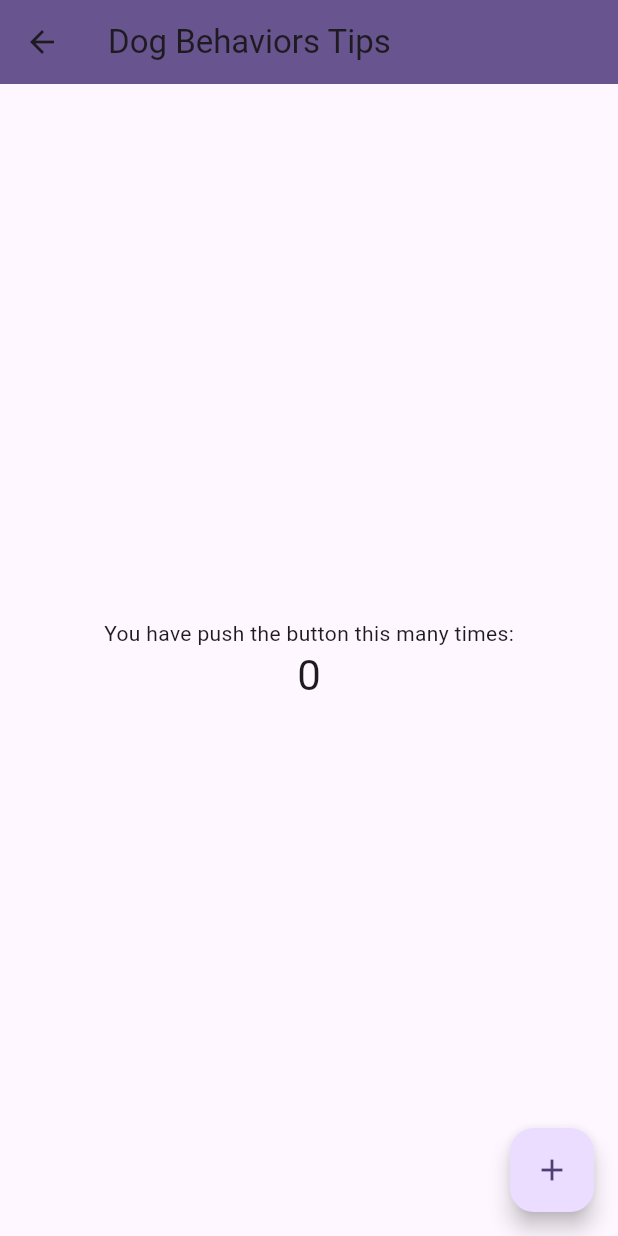
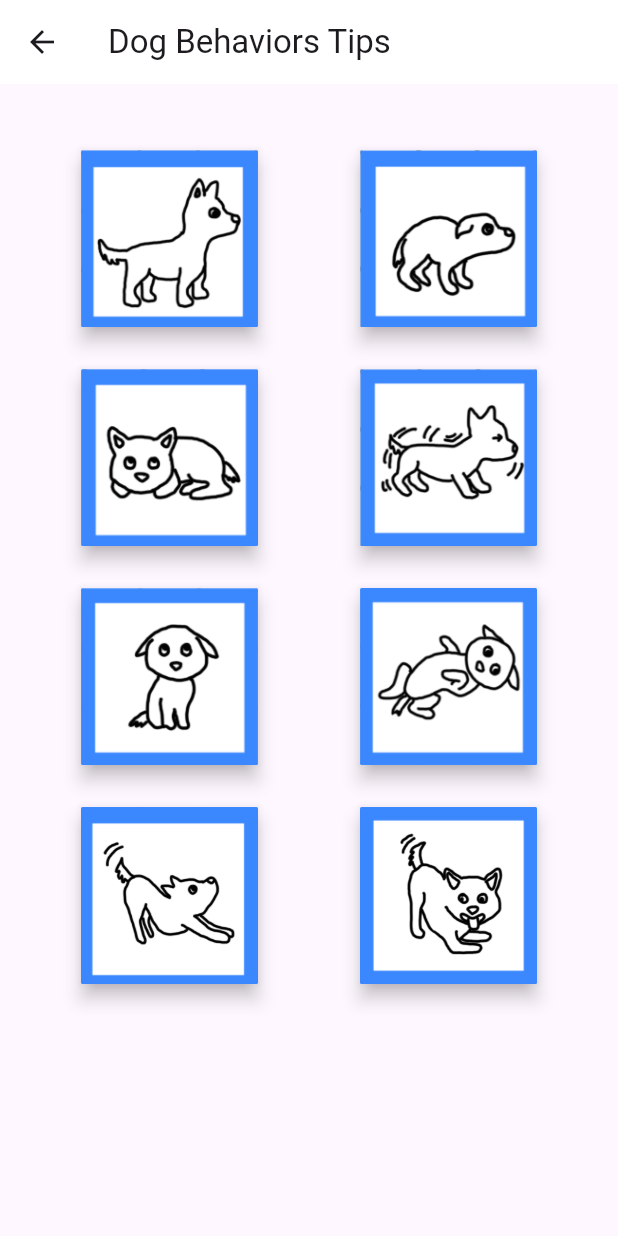
Before and after one commit to YvetteCarlos/CS4750_FinalProject, a Flutter app: the MyDashboardPage screen opened directly, after a tap on "Tips", on a phone screen of 412 x 824 dp. Run offline on Flutter 3.47's test engine with Material 3 defaults, Android fonts, the phone set to English and light mode, and no system bars.

Commit message:
completed dog behaviors page and started dog behaviors tips page

```diff
--- a/lib/dashboard_page.dart
+++ b/lib/dashboard_page.dart
@@ -48,7 +48,7 @@ class _MyDashboardPageState extends State<MyDashboardPage> {
                 style: ElevatedButton.styleFrom(
                   backgroundColor: Colors.blueAccent[400],
                   shape: RoundedRectangleBorder(
-                    borderRadius: BorderRadius.circular(5.0),
+                    borderRadius: BorderRadius.circular(1.0),
                   ),
                 ),
                 onPressed: () {
@@ -74,7 +74,7 @@ class _MyDashboardPageState extends State<MyDashboardPage> {
                 style: ElevatedButton.styleFrom(
                   backgroundColor: Colors.blueAccent[400],
                   shape: RoundedRectangleBorder(
-                    borderRadius: BorderRadius.circular(5.0),
+                    borderRadius: BorderRadius.circular(1.0),
                   ),
                 ),
                 onPressed: () {
@@ -99,13 +99,13 @@ class _MyDashboardPageState extends State<MyDashboardPage> {
                 style: ElevatedButton.styleFrom(
                   backgroundColor: Colors.blueAccent[400],
                   shape: RoundedRectangleBorder(
-                    borderRadius: BorderRadius.circular(5.0),
+                    borderRadius: BorderRadius.circular(1.0),
                   ),
                 ),
                 onPressed: () {
                   Navigator.push(
                     context,
-                    MaterialPageRoute(builder: (context) => const DogBehaviorTipsPage(title: 'Dog Behaviors Tips')),
+                    MaterialPageRoute(builder: (context) => const DogBehaviorsTips(title: 'Dog Behaviors Tips')),
                   );
                 },
                 child: const Text(
--- a/lib/dog_behaviors_tips.dart
+++ b/lib/dog_behaviors_tips.dart
@@ -1,57 +1,99 @@
+import 'package:flutter/foundation.dart';
 import 'package:flutter/material.dart';
 
-
-class DogBehaviorTipsPage extends StatefulWidget {
-  const DogBehaviorTipsPage({super.key, required this.title});
-
+class DogBehaviorsTips extends StatefulWidget {
+  const DogBehaviorsTips({super.key, required this.title});
 
   final String title;
 
   @override
-  State<DogBehaviorTipsPage> createState() => _DogBehaviorTipsPageState();
+  State<DogBehaviorsTips> createState() => _DogBehaviorsTipsState();
 }
 
-class _DogBehaviorTipsPageState extends State<DogBehaviorTipsPage> {
-  int _counter = 0;
+class _DogBehaviorsTipsState extends State<DogBehaviorsTips> {
+  List<String> imagePaths = [
+    'assets/dog1.png',
+    'assets/dog2.png',
+    'assets/dog3.png',
+    'assets/dog4.png',
+    'assets/dog5.png',
+    'assets/dog6.png',
+    'assets/dog7.png',
+    'assets/dog8.png',
+  ];
 
-  void _incrementCounter() {
+  List<String> outputs = [
+    'Interested',
+    'Anxious',
+    'Needs Space',
+    'Stress Relief',
+    'Pretty Please',
+    'Relaxed',
+    'Greetings',
+    'Friendly',
+  ];
+
+  String selectedMeaning = '';
+  String boxImagePath = 'assets/rectangle_box.png';
+
+  void handleTap(int index) {
     setState(() {
-
-      _counter++;
+      selectedMeaning = outputs[index];
     });
+    if (kDebugMode) {
+      print(outputs[index]);
+    }
   }
 
   @override
   Widget build(BuildContext context) {
-
     return Scaffold(
       appBar: AppBar(
-
-        backgroundColor: Theme.of(context).colorScheme.primary,
-
+        backgroundColor: Colors.white,
         title: Text(widget.title),
       ),
-      body: Center(
-
-        child: Column(
-
-          mainAxisAlignment: MainAxisAlignment.center,
-          children: <Widget>[
-            const Text(
-              'You have push the button this many times:',
+      body: Column(
+          crossAxisAlignment: CrossAxisAlignment.stretch,
+          children: [
+      Expanded(
+      child: Padding(
+      padding: const EdgeInsets.fromLTRB(50.0, 40.0, 50.0, 0.0),
+      child: GridView.builder(
+        itemCount: imagePaths.length,
+        gridDelegate: const SliverGridDelegateWithFixedCrossAxisCount(
+          crossAxisCount: 2,
+          mainAxisSpacing: 20.0,
+          crossAxisSpacing: 60.0,
+          childAspectRatio: 1.0,
+        ),
+        itemBuilder: (context, index) {
+          return GestureDetector(
+            onTap: () {
+              handleTap(index);
+            },
+            child: Card(
+              elevation: 5.0,
+              shape: RoundedRectangleBorder(
+                borderRadius: BorderRadius.circular(1.0),
+              ),
+              child: ClipRRect(
+                borderRadius: BorderRadius.circular(1.0),
+                child: AspectRatio(
+                  aspectRatio: 1.0,
+                  child: Image.asset(
+                    imagePaths[index],
+                    fit: BoxFit.cover,
+                  ),
+                ),
+              ),
             ),
-            Text(
-              '$_counter',
-              style: Theme.of(context).textTheme.headlineMedium,
-            ),
-          ],
-        ),
+          );
+        },
       ),
-      floatingActionButton: FloatingActionButton(
-        onPressed: _incrementCounter,
-        tooltip: 'Increment',
-        child: const Icon(Icons.add),
-      ), // This trailing comma makes auto-formatting nicer for build methods.
+    ),
+    ),
+    ],
+      ),
     );
   }
 }
--- a/lib/welcome_page.dart
+++ b/lib/welcome_page.dart
@@ -46,7 +46,7 @@ class _MyWelcomePageState extends State<MyWelcomePage> {
                 style: ElevatedButton.styleFrom(
                   backgroundColor: Colors.indigo[900],
                 shape: RoundedRectangleBorder(
-                  borderRadius: BorderRadius.circular(5.0),
+                  borderRadius: BorderRadius.circular(1.0),
                 ),
                 ),
                 onPressed: () {
--- a/pubspec.yaml
+++ b/pubspec.yaml
@@ -69,6 +69,7 @@ flutter:
     - assets/dog6.png
     - assets/dog7.png
     - assets/dog8.png
+    - assets/rectangle_box.png
 
   #   - images/a_dot_ham.jpeg
 
```
Also changed, not shown: lib/dog_behaviors_page.dart (+55 -25 lines), assets/rectangle_box.png (added).
